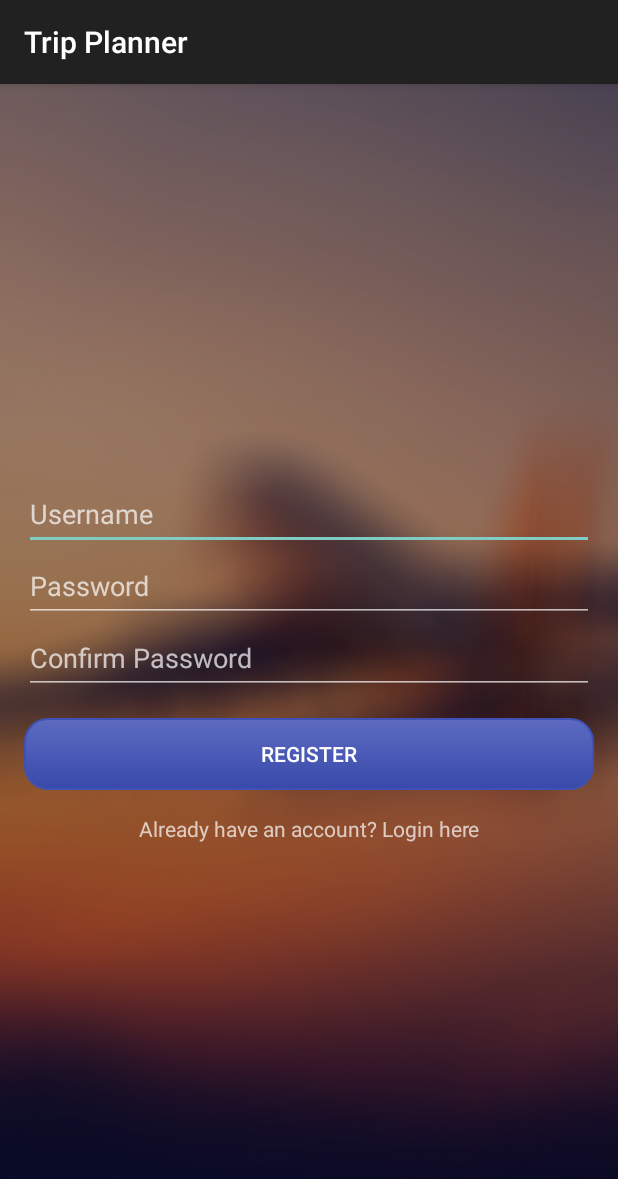
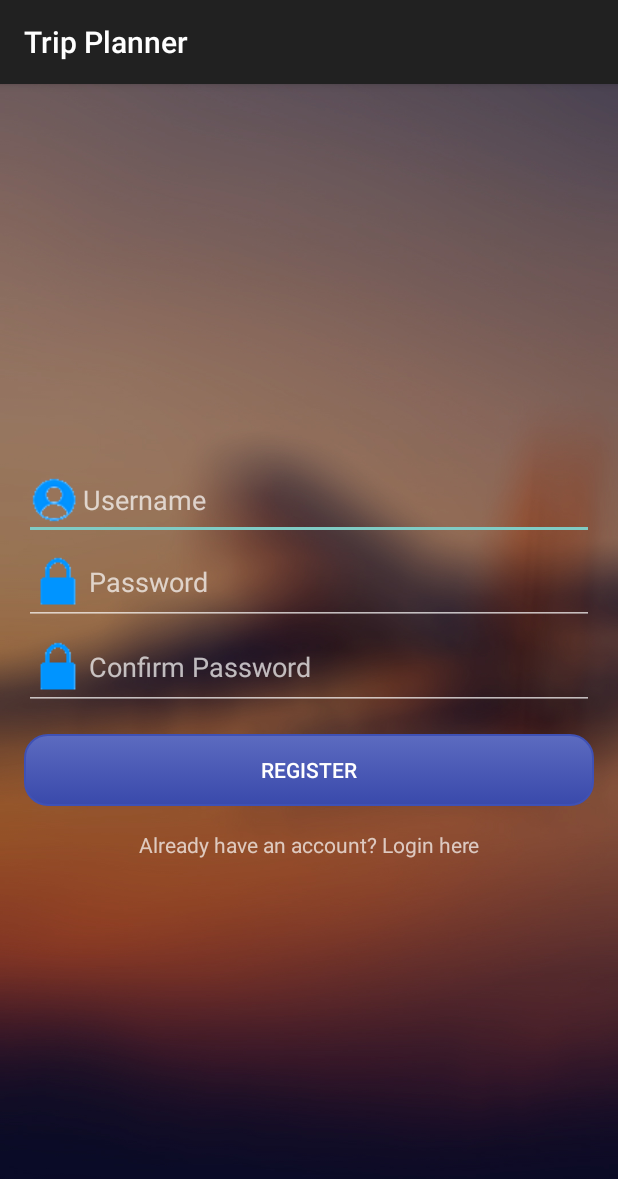
Before and after one commit to MhKeshishian/TripPlanner, an Android app built with Jetpack Compose: the RegisterActivity screen opened directly, with no data from a screen before it, on a phone screen of 412 x 824 dp. Shown: the top 1179 px of the screen. Run offline under Robolectric (Android 15) with nearby library versions, the phone set to English and light mode, and no system bars.

Commit message:
Added icon to username and password and hiding keyboard action

```diff
--- a/app/src/main/res/layout/activity_register.xml
+++ b/app/src/main/res/layout/activity_register.xml
@@ -23,7 +23,9 @@
             android:hint="@string/username_field"
             android:inputType="text"
             android:minHeight="48dp"
-            android:autofillHints="" />
+            android:autofillHints=""
+            android:drawableLeft="@drawable/username"
+            android:imeOptions="actionDone"/>
 
         <EditText
             android:id="@+id/passwordTextView"
@@ -32,7 +34,9 @@
             android:hint="@string/password_field"
             android:inputType="textPassword"
             android:minHeight="48dp"
-            android:autofillHints="" />
+            android:autofillHints=""
+            android:drawableLeft="@drawable/password"
+            android:imeOptions="actionDone"/>
 
         <EditText
             android:id="@+id/confPasswordTextView"
@@ -41,7 +45,9 @@
             android:hint="@string/confirm_password"
             android:inputType="textPassword"
             android:minHeight="48dp"
-            android:autofillHints=""/>
+            android:autofillHints=""
+            android:drawableLeft="@drawable/password"
+            android:imeOptions="actionDone"/>
 
         <Button
             android:id="@+id/registerBtn"
--- a/app/src/main/res/values/strings.xml
+++ b/app/src/main/res/values/strings.xml
@@ -42,9 +42,9 @@
     <string name="register">Register</string>
     <string name="login_here">Already have an account? Login here</string>
     <string name="register_here">Not registered? Register here</string>
-    <string name="password_field">Password</string>
-    <string name="username_field">Username</string>
-    <string name="confirm_password">Confirm Password</string>
+    <string name="password_field">  Password</string>
+    <string name="username_field">  Username</string>
+    <string name="confirm_password">  Confirm Password</string>
 
 
 </resources>
```
Also changed, not shown: app/src/main/res/layout/activity_login.xml (+6 -2 lines), app/src/main/res/drawable/page2.jpg (deleted), app/src/main/res/drawable/page3.jpg (deleted), app/src/main/res/drawable/password.png (added), app/src/main/res/drawable/username.png (added).
